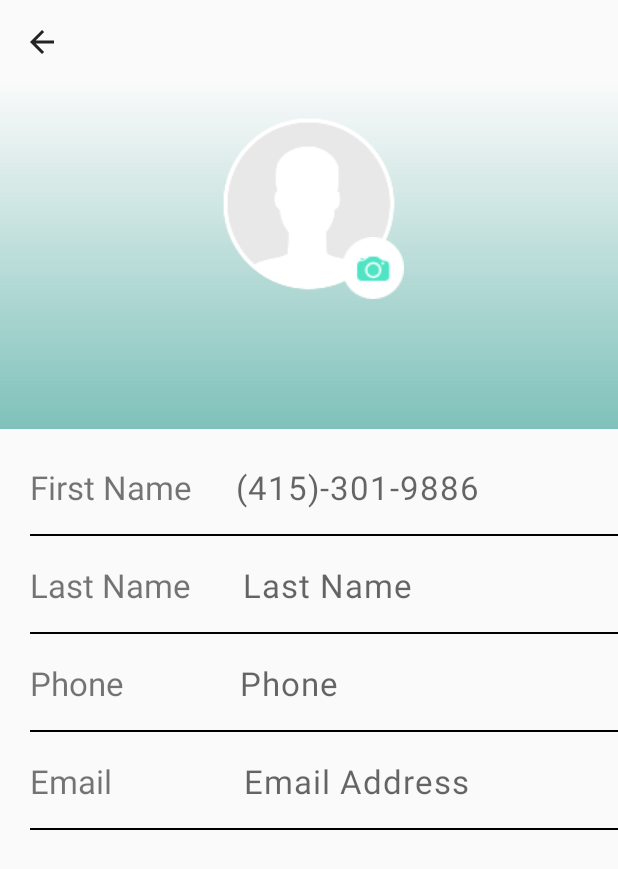
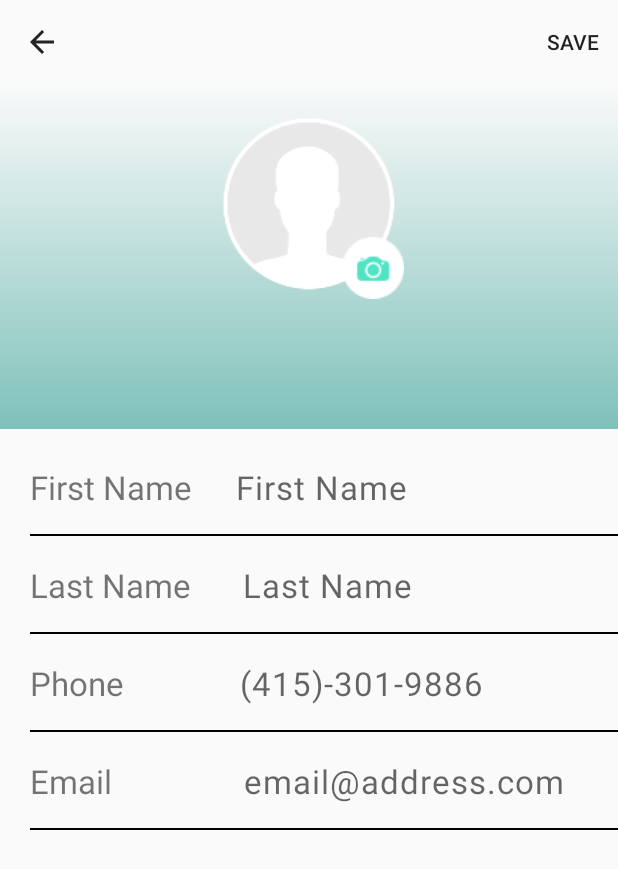
Before and after one commit to M-Khay/ContactBook, an Android app: the screen it shows after launch (MainActivity), after a tap on an icon or button, on a phone screen of 412 x 824 dp. Shown: the top 869 px of the screen. Run offline under Robolectric (Android 15) with nearby library versions, the phone set to English and light mode, and no system bars; our stand-ins replace Room's generated code.

Commit message:
Add Contact Screen:  validation of data  and saving it to DB as well as pushing info to cloud, completed.

```diff
--- a/app/src/main/java/com/ectosense/contactsbook/ui/ContactListFragment.kt
+++ b/app/src/main/java/com/ectosense/contactsbook/ui/ContactListFragment.kt
@@ -26,8 +26,8 @@ class ContactListFragment : Fragment() {
     }
 
     private lateinit var actionBarListener: ActionBarCallBack
+    private lateinit var changeFragmentListener: ChangeFragmentListener
 
-    private lateinit var changeFragmentListener: ChangeFragmentListener
     private lateinit var contactViewModel: ContactViewModel
     private lateinit var adapter: ContactListAdapter
 
--- a/app/src/main/java/com/ectosense/contactsbook/ui/MainActivity.kt
+++ b/app/src/main/java/com/ectosense/contactsbook/ui/MainActivity.kt
@@ -1,8 +1,7 @@
 package com.ectosense.contactsbook.ui
 
 import android.os.Bundle
-import android.view.Menu
-import android.view.MenuItem
+import android.view.View
 import androidx.appcompat.app.AppCompatActivity
 import androidx.lifecycle.Observer
 import com.ectosense.contactsbook.R
@@ -11,7 +10,8 @@ import kotlinx.android.synthetic.main.activity_main.*
 import org.koin.android.viewmodel.ext.android.viewModel
 
 
-class MainActivity : AppCompatActivity(), ContactListFragment.ChangeFragmentListener,ActionBarCallBack {
+class MainActivity : AppCompatActivity(), ContactListFragment.ChangeFragmentListener,
+    ActionBarCallBack {
 
     private val contactViewModel by viewModel<ContactViewModel>()
 
@@ -19,6 +19,9 @@ class MainActivity : AppCompatActivity(), ContactListFragment.ChangeFragmentList
         super.onCreate(savedInstanceState)
         setContentView(R.layout.activity_main)
         setSupportActionBar(toolbar)
+        toolbar.setNavigationOnClickListener {
+            onBackPressed()
+        }
         if (savedInstanceState == null) {
             val fm = supportFragmentManager
             fm.beginTransaction()
@@ -26,7 +29,6 @@ class MainActivity : AppCompatActivity(), ContactListFragment.ChangeFragmentList
                 .commit()
         }
         contactViewModel.selectedContact.observe(this, selectedContactObserver)
-
     }
 
     override fun changeFragment() {
@@ -43,14 +45,13 @@ class MainActivity : AppCompatActivity(), ContactListFragment.ChangeFragmentList
                 .addToBackStack(null)
                 .commit()
         }
-
     }
 
     override fun showActionBarWithIcon(title: String?, showBackButton: Boolean) {
         toolbar.title = title
-        if(showBackButton) {
+        if (showBackButton) {
             toolbar.setNavigationIcon(R.drawable.ic_arrow_back_24px)
-        }else{
+        } else {
             toolbar.setNavigationIcon(R.drawable.ic_toolbar_app_icon)
         }
     }
--- a/app/src/main/res/drawable-v24/favourite_toggle_bg.xml
+++ b/app/src/main/res/drawable-v24/favourite_toggle_bg.xml
@@ -1,5 +1,5 @@
 <?xml version="1.0" encoding="utf-8"?>
 <selector xmlns:android="http://schemas.android.com/apk/res/android">
-    <item android:drawable="@mipmap/ic_favorite_false" android:state_checked="false" />
+    <item android:drawable="@mipmap/ic_favorite_true" android:state_checked="false" />
     <item android:drawable="@mipmap/ic_favorite_true" android:state_checked="true" />
 </selector>
--- a/app/src/main/res/layout/add_or_edit_contact_fragment.xml
+++ b/app/src/main/res/layout/add_or_edit_contact_fragment.xml
@@ -71,8 +71,9 @@
                 android:layout_height="wrap_content"
                 android:background="@drawable/drawable_line_under_tv"
                 android:paddingLeft="24dp"
+                android:hint="First Name"
                 android:paddingBottom="20dp"
-                android:hint="(415)-301-9886"
+                android:singleLine="true"
                 android:textSize="22dp" />
 
         </LinearLayout>
@@ -133,11 +134,11 @@
                 android:layout_height="wrap_content"
                 android:background="@drawable/drawable_line_under_tv"
                 android:ellipsize="end"
-                android:hint="Phone"
+                android:inputType="number"
+                android:hint="(415)-301-9886"
                 android:paddingLeft="24dp"
                 android:paddingBottom="20dp"
                 android:singleLine="true"
-
                 android:textSize="22dp" />
 
         </LinearLayout>
@@ -166,7 +167,7 @@
                 android:layout_height="wrap_content"
                 android:background="@drawable/drawable_line_under_tv"
                 android:ellipsize="end"
-                android:hint="Email Address"
+                android:hint="email@address.com"
                 android:paddingLeft="24dp"
                 android:paddingBottom="20dp"
                 android:singleLine="true"
--- /dev/null
+++ b/app/src/main/res/menu/add_edit_contact_menu.xml
@@ -0,0 +1,9 @@
+<?xml version="1.0" encoding="utf-8"?>
+<menu xmlns:android="http://schemas.android.com/apk/res/android"
+    xmlns:app="http://schemas.android.com/apk/res-auto">
+
+    <item android:id="@+id/save"
+        android:orderInCategory="1"
+        android:title="Save"
+        app:showAsAction="always" />
+</menu>
```
Also changed, not shown: app/src/main/AndroidManifest.xml (+5 -4 lines), app/src/main/java/com/ectosense/contactsbook/network/ContactRepositoryImpl.kt (+3 -4 lines), app/src/main/java/com/ectosense/contactsbook/ui/AddOrEditContactFragment.kt (+62 -5 lines), app/src/main/java/com/ectosense/contactsbook/ui/ContactDetailsFragment.kt (+15 -5 lines), app/src/main/java/com/ectosense/contactsbook/ui/ContactViewModel.kt (+16 -3 lines), app/src/main/res/layout/fragment_contact_details.xml (+22 -13 lines), app/src/main/res/drawable-v24/not_favourite_button.png (added).
